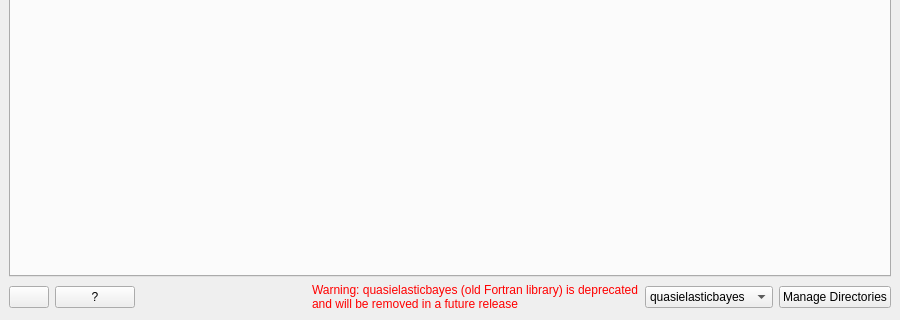
Before: the Qt Designer form qt/scientific_interfaces/Inelastic/BayesFitting/BayesFitting.ui in mantidproject/mantid, drawn with Qt 5; both pictures show x 0 to 900 and y 280 to 600 of the 900 by 600 pixel window.
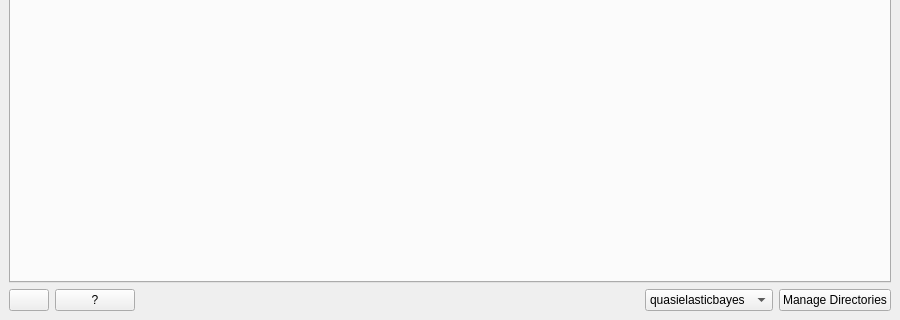
After: the same form once the commit is applied.

```diff
--- a/qt/scientific_interfaces/Inelastic/BayesFitting/BayesFitting.ui
+++ b/qt/scientific_interfaces/Inelastic/BayesFitting/BayesFitting.ui
@@ -90,8 +90,6 @@
          <string notr="true">QLabel { color : red; }</string>
         </property>
         <property name="text">
-         <string>Warning: quasielasticbayes (old Fortran library) is deprecated
-and will be removed in a future release</string>
         </property>
         <property name="textFormat">
          <enum>Qt::AutoText</enum>
```
Left out of the diff: 1 changed line with no effect on the pictures.
